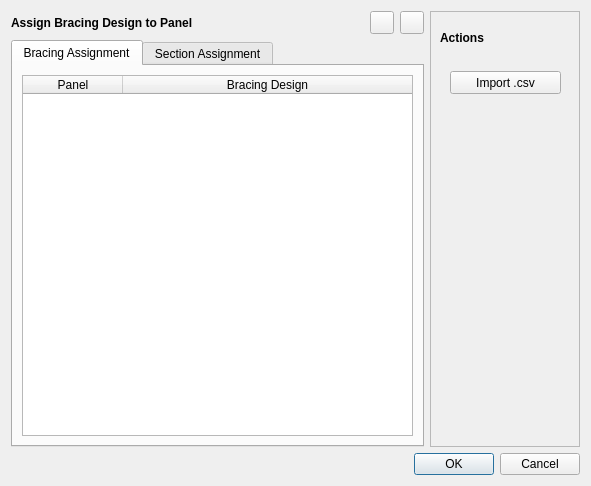
This is resources/UI/autobuilder_variableassignment.ui in UofT-Seismic-Design-Team/Autobuilder-3.0 as Qt 5 draws it before an edit. The edited form follows.
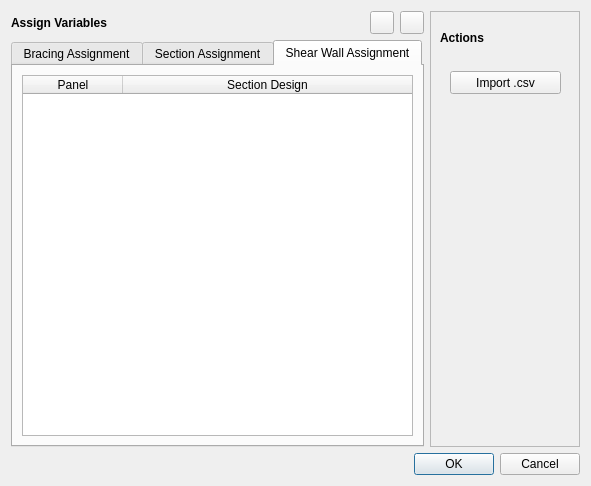
This is the edited form.

Commit message:
Add new shear wall feature
Minor changes on design variable and variable assignment dialog

Minor bug fix

Diff of the .ui file:
```diff
--- a/resources/UI/autobuilder_variableassignment.ui
+++ b/resources/UI/autobuilder_variableassignment.ui
@@ -26,12 +26,11 @@
             <widget class="QLabel" name="editAssignmentLabel">
              <property name="font">
               <font>
-               <weight>75</weight>
                <bold>true</bold>
               </font>
              </property>
              <property name="text">
-              <string>Assign Bracing Design to Panel</string>
+              <string>Assign Variables</string>
              </property>
             </widget>
            </item>
@@ -54,7 +53,7 @@
          <item>
           <widget class="QTabWidget" name="tabWidget">
            <property name="currentIndex">
-            <number>0</number>
+            <number>2</number>
            </property>
            <widget class="QWidget" name="BracingTab">
             <attribute name="title">
@@ -110,6 +109,33 @@
              </item>
             </layout>
            </widget>
+           <widget class="QWidget" name="ShearWallTab">
+            <attribute name="title">
+             <string>Shear Wall Assignment</string>
+            </attribute>
+            <layout class="QHBoxLayout" name="horizontalLayout_5">
+             <item>
+              <widget class="QTableWidget" name="AreaSectionAssignmentTable">
+               <property name="sizeAdjustPolicy">
+                <enum>QAbstractScrollArea::AdjustIgnored</enum>
+               </property>
+               <attribute name="horizontalHeaderStretchLastSection">
+                <bool>true</bool>
+               </attribute>
+               <column>
+                <property name="text">
+                 <string>Panel</string>
+                </property>
+               </column>
+               <column>
+                <property name="text">
+                 <string>Section Design</string>
+                </property>
+               </column>
+              </widget>
+             </item>
+            </layout>
+           </widget>
           </widget>
          </item>
         </layout>
```
Left out of the diff: 1 changed line with no effect on the pictures. The commit also changes 27 other files.
